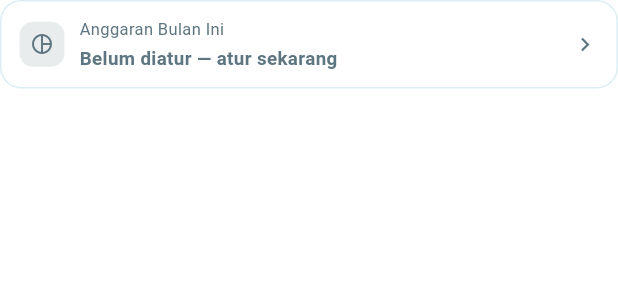
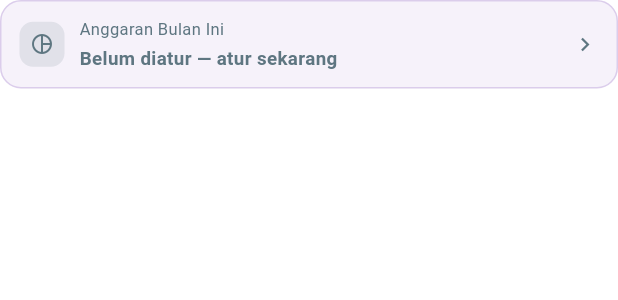
Before and after one commit to rejaapriangga-beep/dompetdigitalku-mobile, a Flutter app: the _BudgetHomeSummary widget shown alone on an empty page, opened directly with empty values, on a phone screen of 412 x 824 dp. Shown: the top 300 px of the screen. Run offline on Flutter 3.47's test engine with Material 3 defaults, Android fonts, the phone set to English and light mode, and no system bars; our stand-ins replace dio, file_picker, flutter_secure_storage, google_mobile_ads, google_sign_in, image_picker and 3 more; missing offline and left inert: cryptography, google_mlkit_text_recognition; accounts and stored records are empty; network calls fail.

Commit message:
Beri warna plum pada card Anggaran Bulan Ini di Beranda
Card ini sebelumnya polos putih/border netral seperti card lain.
Sekarang dikasih rona plum (warna yang sama dipakai ikon menu
"Anggaran" di baris menu atas) supaya punya identitas warna sendiri
dan lebih menonjol di Beranda. Warna status (hijau=aman, kuning=hampir
habis, merah=lewat batas) tetap dipakai di ikon, progress bar, dan
badge persen — cuma latar & border card-nya yang berubah.

```diff
--- a/lib/screens/home_screen.dart
+++ b/lib/screens/home_screen.dart
@@ -618,9 +618,13 @@ class _BudgetHomeSummary extends StatelessWidget {
       child: Container(
         padding: const EdgeInsets.symmetric(horizontal: 12, vertical: 10),
         decoration: BoxDecoration(
-          color: AppColors.surface,
+          // Diberi rona plum (warna yang sama dipakai ikon menu "Anggaran"
+          // di _TopMenuBar) supaya card ini punya identitas warna sendiri,
+          // beda dari card netral lainnya — warna status (hijau/kuning/
+          // merah) tetap dipakai di ikon, progress bar, dan badge persen.
+          color: AppColors.plum.withValues(alpha: 0.08),
           borderRadius: BorderRadius.circular(14),
-          border: Border.all(color: AppColors.border),
+          border: Border.all(color: AppColors.plum.withValues(alpha: 0.25)),
         ),
         child: Row(
           children: [
```
